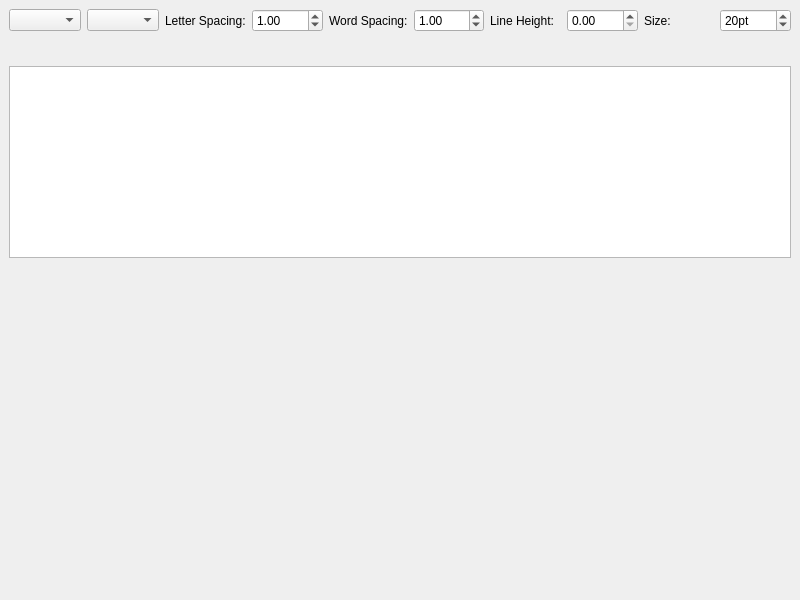
Qt form mainwindow.ui (hellozee/qt-libraqm-test) before a commit.
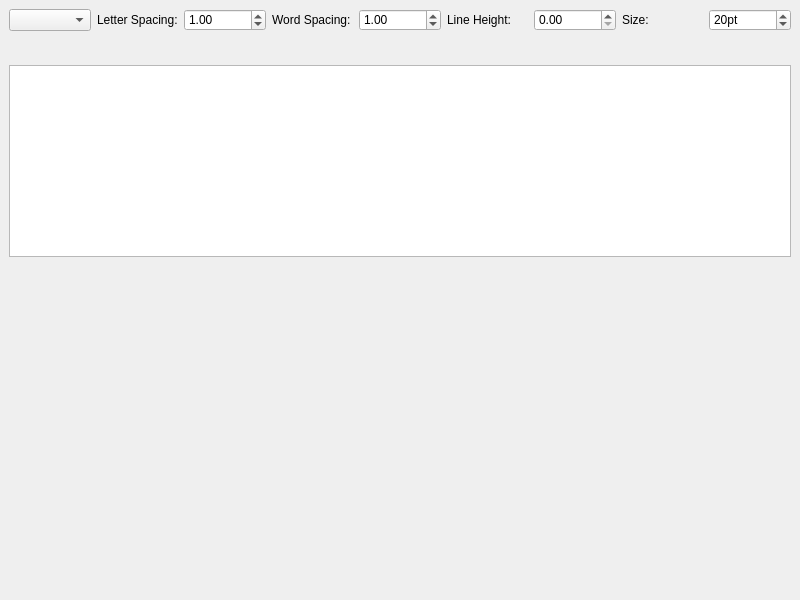
The same form after that commit. Icons and pictures are not drawn. Custom widgets are drawn as their Qt base class.

Commit message: added radio buttons for alignment options

Patch:
```diff
--- a/mainwindow.ui
+++ b/mainwindow.ui
@@ -14,22 +14,22 @@
    <string>MainWindow</string>
   </property>
   <widget class="QWidget" name="centralwidget">
+   <property name="styleSheet">
+    <string notr="true">QRadioButton::indicator::checked{
+	background: #222;
+}
+
+QRadioButton::indicator{
+	border-radius: 2px;
+	padding: 5px;
+}</string>
+   </property>
    <layout class="QVBoxLayout" name="verticalLayout">
     <item>
      <layout class="QHBoxLayout" name="horizontalLayout_2">
       <item>
        <widget class="BetterFontCB" name="fontCB"/>
       </item>
-      <item>
-       <widget class="QComboBox" name="alignmentBox">
-        <property name="currentText">
-         <string/>
-        </property>
-        <property name="maxVisibleItems">
-         <number>3</number>
-        </property>
-       </widget>
-      </item>
       <item>
        <widget class="QLabel" name="label_3">
         <property name="text">
@@ -127,6 +127,12 @@
          <iconset resource="resources/icons.qrc">
           <normaloff>:/icons/text-direction.svg</normaloff>:/icons/text-direction.svg</iconset>
         </property>
+        <property name="iconSize">
+         <size>
+          <width>24</width>
+          <height>24</height>
+         </size>
+        </property>
         <property name="checkable">
          <bool>true</bool>
         </property>
```
Left out of the diff: 42 changed lines with no effect on the pictures. The commit also changes 6 other files.
